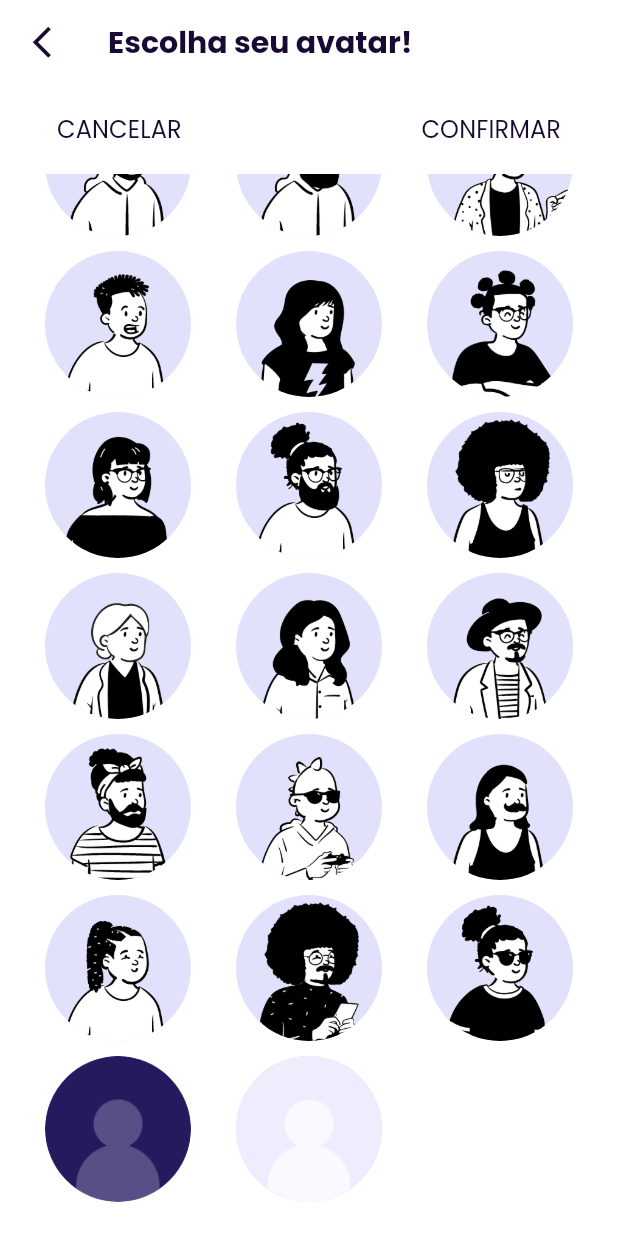
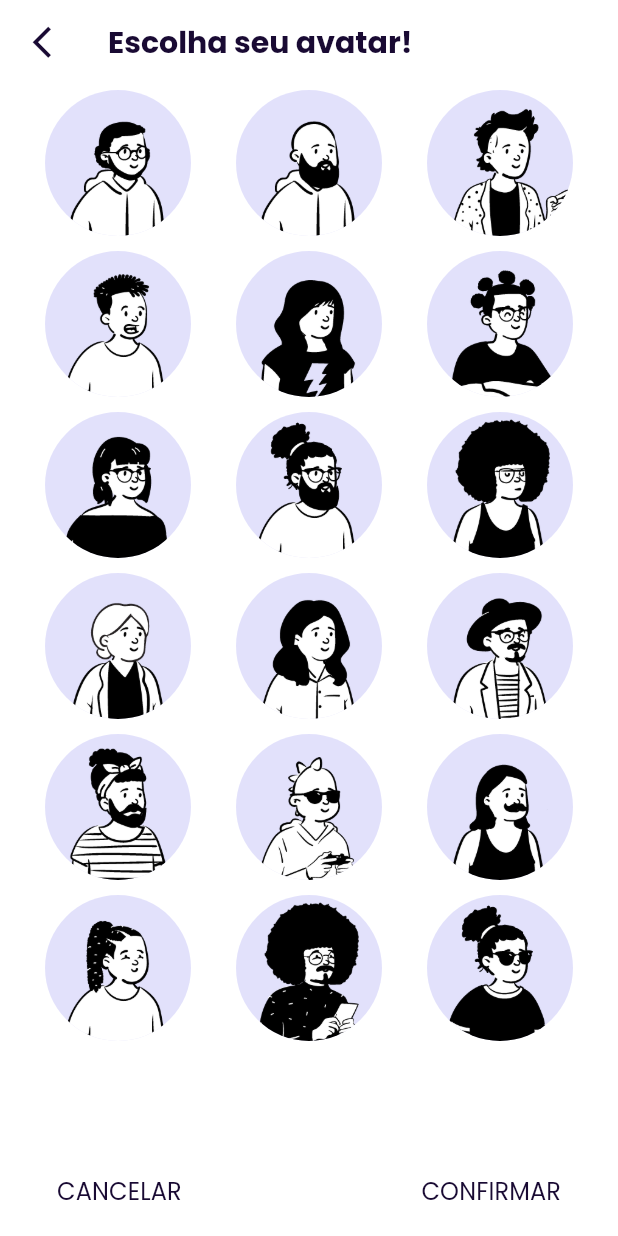
Before and after one commit to Is-It-Safe/mobile, a Flutter app: the RegisterChooseProfileAvatarWidget screen opened by its route, on a phone screen of 412 x 824 dp. Run offline on Flutter 3.47's test engine with Material 2 defaults, Android fonts, the phone set to English and light mode, and no system bars; our stand-ins replace dio, flutter_modular, google_fonts, mask_text_input_formatter, shared_preferences, simple_animations and 1 more; accounts and stored records are empty.

Commit message:
feat: inicio a tela de escolha de avatar

```diff
--- a/lib/app/app_module.dart
+++ b/lib/app/app_module.dart
@@ -1,6 +1,7 @@
 import 'package:flutter_modular/flutter_modular.dart';
 import 'package:is_it_safe_app/app/modules/login_module/login_module.dart';
 import 'package:is_it_safe_app/app/modules/on_boarding_module/on_boarding_module.dart';
+import 'package:is_it_safe_app/app/modules/register_module/register_module.dart';
 import 'package:is_it_safe_app/core/utils/constants/routes.dart';
 
 import 'modules/splash_module/splash_module.dart';
@@ -14,5 +15,6 @@ class AppModule extends Module {
     ModuleRoute(Modular.initialRoute, module: SplashModule()),
     ModuleRoute(kRouteOnBoarding, module: OnBoardingModule()),
     ModuleRoute(kRouteLogin, module: LoginModule()),
+    ModuleRoute(kRouteRegister, module: RegisterModule()),
   ];
 }
--- a/lib/app/modules/login_module/login_module.dart
+++ b/lib/app/modules/login_module/login_module.dart
@@ -18,6 +18,6 @@ class LoginModule extends Module {
   final List<ModularRoute> routes = [
     ChildRoute(Modular.initialRoute,
         child: (context, args) => const LoginWidget()),
-    ModuleRoute(kRouteRegister, module: RegisterModuleModule()),
+    ModuleRoute(kRouteRegister, module: RegisterModule()),
   ];
 }
--- a/lib/app/modules/register_module/pages/register_choose_profile_avatar.dart
+++ b/lib/app/modules/register_module/pages/register_choose_profile_avatar.dart
@@ -1,5 +1,3 @@
-// ignore_for_file: prefer_const_constructors
-
 import 'package:flutter/material.dart';
 import 'package:flutter_modular/flutter_modular.dart';
 import 'package:is_it_safe_app/app/modules/register_module/register_bloc.dart';
@@ -55,18 +53,16 @@ class _RegisterChooseProfileAvatarWidgetState
         hasLeading: true,
         title: S.of(context).textAppBarChooseProfilePhotoPage,
       ),
-      body: SafeArea(
-        child: SingleChildScrollView(
-          child: Padding(
-            padding: const EdgeInsets.symmetric(horizontal: 30.0),
+      body: Padding(
+        padding: const EdgeInsets.only(left: 30.0, right: 30.0),
         child: Stack(
           children: [
             /// Selection of avatars here.
             Padding(
-                  padding: const EdgeInsets.only(top: 4.0),
+              padding: const EdgeInsets.only(top: 4.0, bottom: 70),
               child: GridView.builder(
                 shrinkWrap: true,
-                    gridDelegate: SliverGridDelegateWithFixedCrossAxisCount(
+                gridDelegate: const SliverGridDelegateWithFixedCrossAxisCount(
                   crossAxisCount: 3,
                   crossAxisSpacing: 30,
                   mainAxisSpacing: 10,
@@ -74,16 +70,15 @@ class _RegisterChooseProfileAvatarWidgetState
                 itemCount: controller.profileAvatarPaths.length,
                 itemBuilder: (context, index) {
                   var avatarPaths = controller.profileAvatarPaths;
-                      var userAvatarPath =
-                          controller.selectedProfileAvatarPhoto;
+                  var userAvatarPath = controller.selectedProfileAvatarPhoto;
                   return ProfileAvatarItem(
+                    path: avatarPaths[index],
+                    isSelected: userAvatarPath == avatarPaths[index],
                     onTap: () async => setState(() {
                       controller.setProfileAvatar(
                         path: avatarPaths[index],
                       );
                     }),
-                        path: avatarPaths[index],
-                        isSelected: userAvatarPath == avatarPaths[index],
                   );
                 },
               ),
@@ -99,9 +94,7 @@ class _RegisterChooseProfileAvatarWidgetState
                   mainAxisAlignment: MainAxisAlignment.spaceBetween,
                   children: [
                     TextButton(
-                          onPressed: () {
-                            Navigator.pop(context);
-                          },
+                      onPressed: () => Modular.to.pop(),
                       child: Text(
                         S.of(context).textCancel.toUpperCase(),
                         style: Theme.of(context).textTheme.subtitle2,
@@ -112,7 +105,7 @@ class _RegisterChooseProfileAvatarWidgetState
                         if (controller.selectedProfileAvatarPhoto.isEmpty) {
                           onError();
                         } else {
-                              Navigator.pop(context);
+                          Modular.to.pop();
                         }
                       },
                       child: Text(
@@ -127,8 +120,6 @@ class _RegisterChooseProfileAvatarWidgetState
           ],
         ),
       ),
-        ),
-      ),
     );
   }
 }
--- a/lib/app/modules/register_module/pages/register_widget.dart
+++ b/lib/app/modules/register_module/pages/register_widget.dart
@@ -141,13 +141,13 @@ class _RegisterWidgetState extends ModularState<RegisterWidget, RegisterBloc> {
                   MainTextField(
                     padding: const EdgeInsets.only(top: 20),
                     controller: controller.pronoumsController,
-                    hintText: S.of(context).textPronouns,
+                    hintText: S.of(context).textExamplePronouns,
+                    labelText: S.of(context).textPronouns,
+                    changeLabelColor: true,
                     validator: (value) {},
                     onChanged: (value) {
                       controller.enableRegisterButton();
                     },
-                    labelText: S.of(context).textExamplePronouns,
-                    changeLabelColor: true,
                   ),
 
                   ///How do you prefer people refer to you?
--- a/lib/app/modules/register_module/register_bloc.dart
+++ b/lib/app/modules/register_module/register_bloc.dart
@@ -4,6 +4,8 @@ import 'dart:convert';
 import 'package:flutter/material.dart';
 import 'package:flutter_modular/flutter_modular.dart';
 import 'package:mask_text_input_formatter/mask_text_input_formatter.dart';
+
+import 'dart:developer' as dev;
 
 class RegisterBloc implements Disposable {
   ///Finals
@@ -51,6 +53,8 @@ class RegisterBloc implements Disposable {
   }
 
   setProfileAvatar({required String path}) {
+    selectedProfileAvatarPhoto = path;
+    dev.log(path, name: "AVATAR PATH");
     profileAvatarController.sink.add(path);
   }
 
@@ -62,7 +66,8 @@ class RegisterBloc implements Disposable {
     final List<String> _paths = json
         .decode(manifestJson)
         .keys
-        .where((String key) => key.startsWith('images/app/profile_pictures'))
+        .where((String key) =>
+            key.startsWith('images/app/profile_pictures/profile_pic_'))
         .toList();
     profileAvatarPaths.addAll(_paths);
   }
--- a/lib/app/modules/register_module/register_module.dart
+++ b/lib/app/modules/register_module/register_module.dart
@@ -6,7 +6,7 @@ import 'package:is_it_safe_app/app/modules/register_module/register_bloc.dart';
 import 'package:is_it_safe_app/core/data/service/register_service.dart';
 import 'package:is_it_safe_app/core/utils/constants/routes.dart';
 
-class RegisterModuleModule extends Module {
+class RegisterModule extends Module {
   @override
   final List<Bind> binds = [
     Bind.lazySingleton((i) => RegisterBloc()),
--- a/lib/core/utils/constants/routes.dart
+++ b/lib/core/utils/constants/routes.dart
@@ -6,8 +6,8 @@ const kRouteOnBoarding = "/onBoarding";
 
 ///Auth
 //Login
-const kRouteLogin = "/login";
+const kRouteLogin = "login/";
 //Register
 const kRouteRegister = "register";
-const kRouteRegisterProfile = "/register-profile";
-const kRouteRegisterProfilePicture = "/profile-picture";
+const kRouteRegisterProfile = "register-profile";
+const kRouteRegisterProfilePicture = "profile-picture";
--- a/lib/l10n/intl_pt.arb
+++ b/lib/l10n/intl_pt.arb
@@ -7,7 +7,7 @@
 
     "textPageTitleLogin":"Vamos entrar.",
     "textPageSubtitleLogin":"Sentimos sua falta!",
-    "textPageTitleProfileRegisterPage":"Escolha uma foto de perfil!",
+    "textPageTitleProfileRegisterPage":"Escolha seu avatar!",
     "textPageSubtitleProfileRegisterPage":"Não se esqueça de sorrir!",
     "textPageTitleRegistrationPage":"Bem vinde!",
     "textSubtitleRegistrationPage":"Será um prazer te conhecer!",
```
Also changed, not shown: lib/app/modules/register_module/pages/register_profile_widget.dart (+25 -10 lines), lib/generated/intl/messages_pt.dart, lib/generated/l10n.dart, 1 other file. Lines whose indentation alone changed are shown as unchanged.
